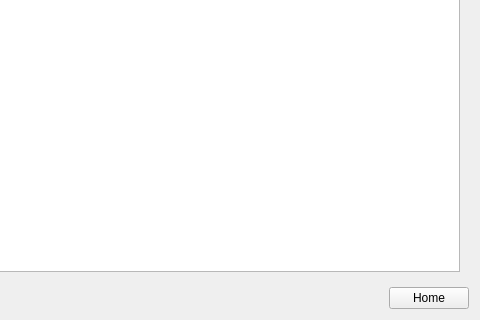
Qt form ui/main.ui (dmzdev/stance) before a commit; both pictures show x 183 to 663 and y 150 to 470 of the 663 by 470 pixel window.
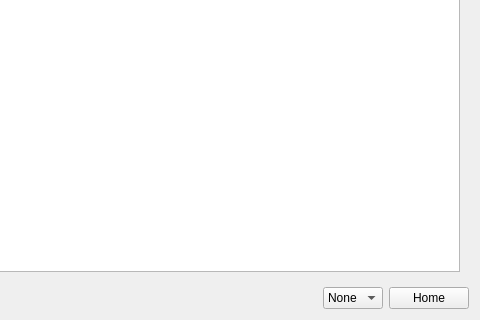
The same form after that commit.

Commit message: Moved group-switching combo box from dev tools to main window, made it visible to admin users only.

Patch:
```diff
--- a/ui/main.ui
+++ b/ui/main.ui
@@ -44,6 +44,15 @@
        </property>
       </spacer>
      </item>
+     <item>
+      <widget class="QComboBox" name="groupBox">
+       <item>
+        <property name="text">
+         <string>None</string>
+        </property>
+       </item>
+      </widget>
+     </item>
      <item>
       <widget class="QPushButton" name="homeButton">
        <property name="text">
```
The commit also changes 4 other files.
